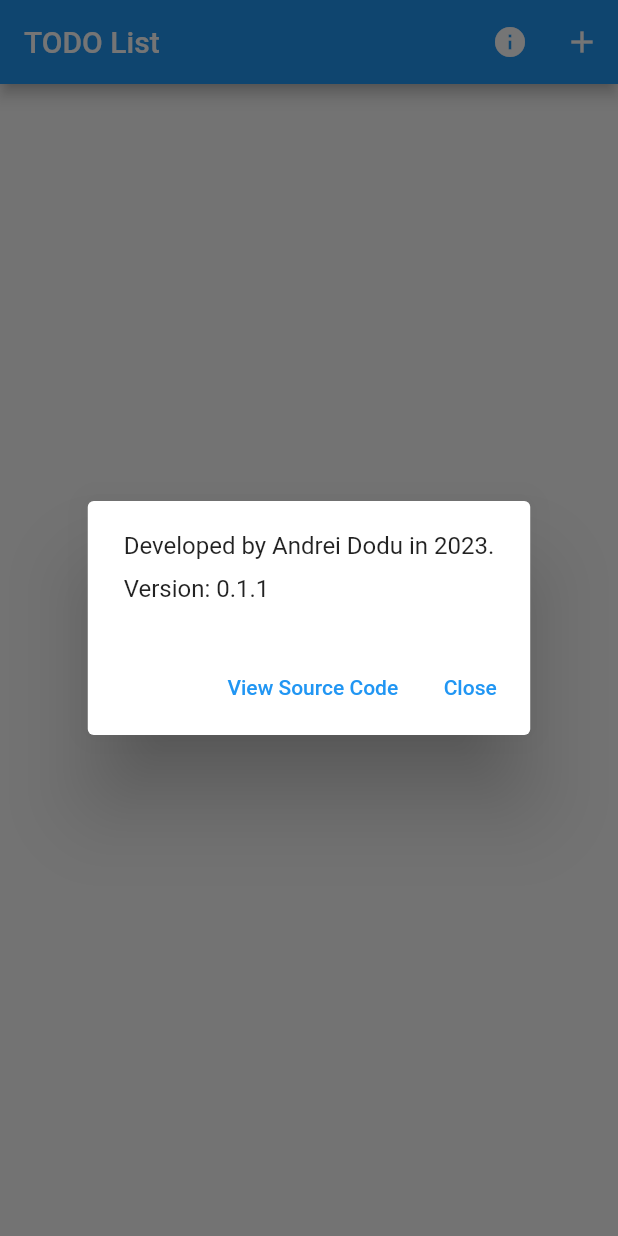
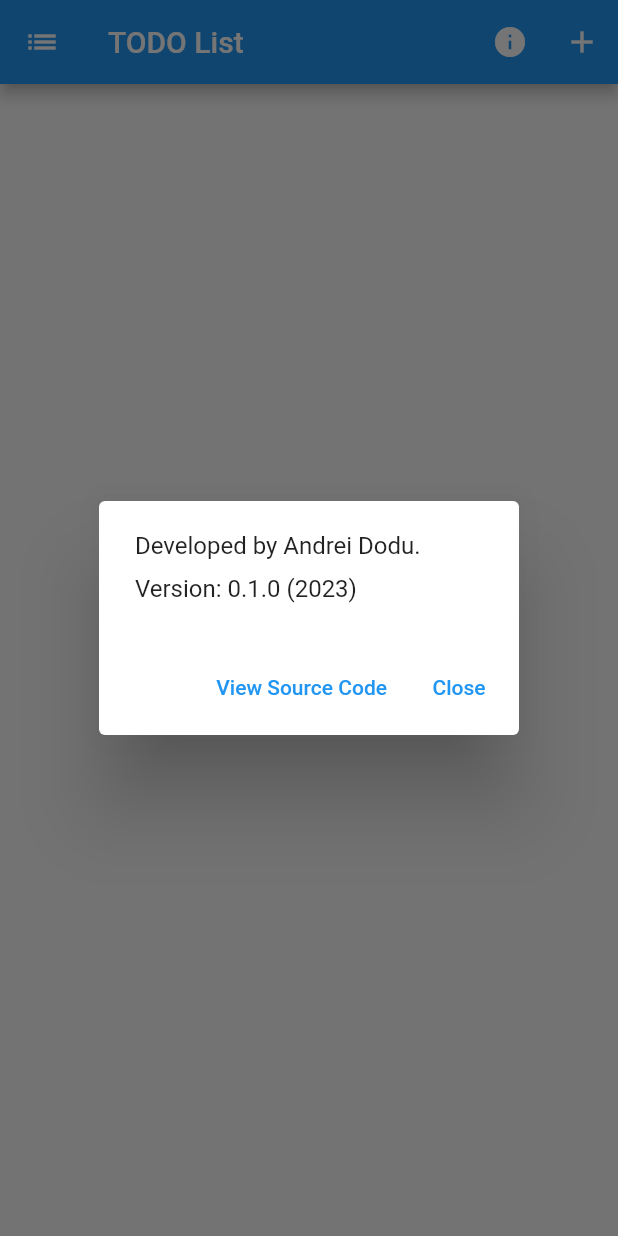
Before and after one commit to goto-eof/todo-list-dart-flutter, a Flutter app: the screen it shows after launch, after a tap on the "info" icon, on a phone screen of 412 x 824 dp. Run offline on Flutter 3.47's test engine with Material 2 defaults, Android fonts, the phone set to English and light mode, and no system bars; our stand-ins replace sqflite_common_ffi; accounts and stored records are empty.

Commit message:
doc: update

```diff
--- a/lib/todo_app.dart
+++ b/lib/todo_app.dart
@@ -96,11 +96,11 @@ class _ToDoAppState extends State<ToDoApp> {
           crossAxisAlignment: CrossAxisAlignment.start,
           mainAxisSize: MainAxisSize.min,
           children: [
-            Text("Developed by Andrei Dodu in 2023."),
+            Text("Developed by Andrei Dodu."),
             SizedBox(
               height: 10,
             ),
-            Text("Version: 0.1.1"),
+            Text("Version: 0.1.0 (2023)"),
           ]),
       actions: [
         TextButton(
@@ -151,6 +151,7 @@ class _ToDoAppState extends State<ToDoApp> {
   Widget build(BuildContext context) {
     return Scaffold(
       appBar: AppBar(
+        leading: Icon(Icons.list),
         title: const Text("TODO List"),
         actions: [
           IconButton(
--- a/lib/widget/todo_item.dart
+++ b/lib/widget/todo_item.dart
@@ -19,6 +19,7 @@ class ToDoItem extends StatelessWidget {
       key: Key(todo.id.toString()),
       onDismissed: _dismissItem,
       child: Card(
+        color: const Color.fromARGB(255, 240, 243, 252),
         child: Padding(
           padding: const EdgeInsets.all(8.0),
           child: Column(children: [
@@ -26,6 +27,8 @@ class ToDoItem extends StatelessWidget {
               children: [
                 Icon(
                   categoryIcon[todo.category],
+                  size: 35,
+                  color: Colors.blue,
                 ),
                 const SizedBox(
                   width: 10,
@@ -34,6 +37,7 @@ class ToDoItem extends StatelessWidget {
                   flex: 1000,
                   child: Text(
                     todo.text,
+                    style: const TextStyle(fontSize: 17),
                   ),
                 ),
                 const Spacer(),
@@ -55,7 +59,7 @@ class ToDoItem extends StatelessWidget {
                           },
                           icon: const Icon(
                             Icons.delete,
-                            color: Color.fromARGB(255, 0, 162, 255),
+                            color: Color.fromARGB(255, 255, 0, 0),
                           ),
                         ),
                       ],
```
